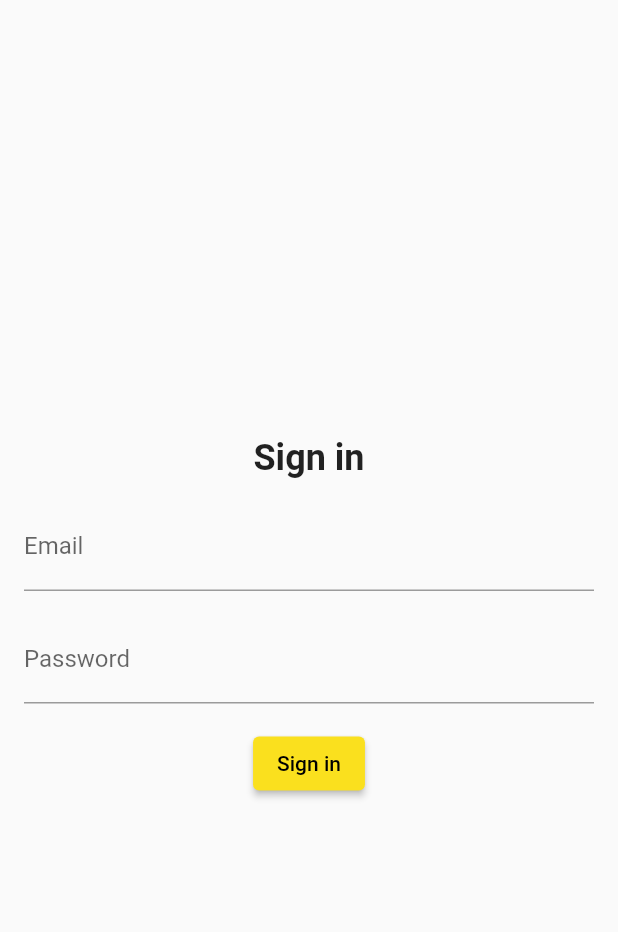
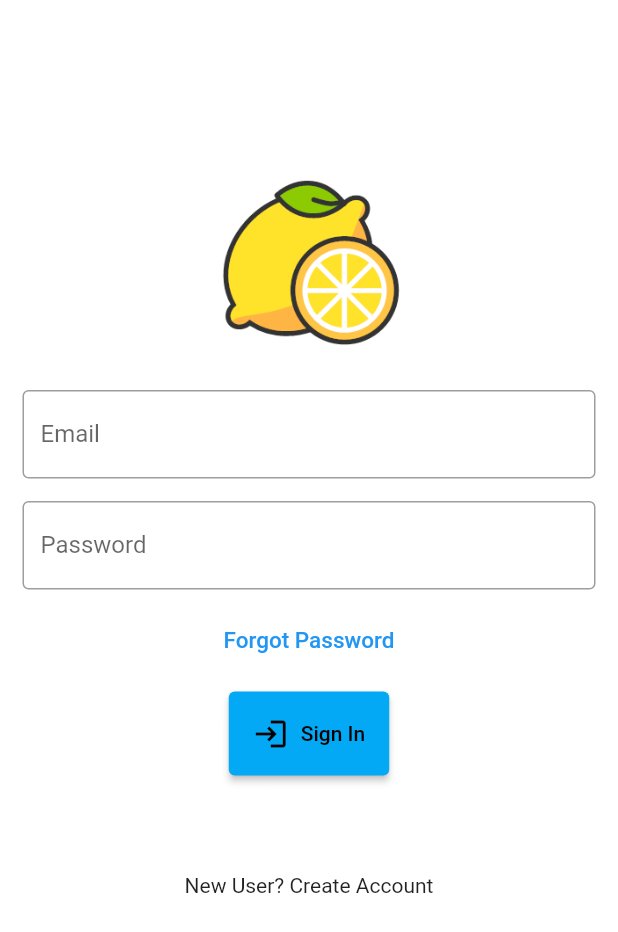
Before and after one commit to narak999/Zest, a Flutter app: the SignInScreen screen opened directly, on a phone screen of 412 x 824 dp. Shown: the top 932 px of the screen. Run offline on Flutter 3.47's test engine with Material 2 defaults, Android fonts, the phone set to English and light mode, and no system bars.

Commit message:
Third Commit

```diff
--- a/lib/screen/signinscreen.dart
+++ b/lib/screen/signinscreen.dart
@@ -1,41 +1,136 @@
 import 'package:flutter/material.dart';
+import 'package:zest/screen/forgotpasswordscreen.dart';
+import 'package:zest/screen/homescreen.dart';
 
-class SignInScreen extends StatelessWidget {
+class SignInScreen extends StatefulWidget {
   const SignInScreen({Key key}) : super(key: key);
+
+  @override
+  State<SignInScreen> createState() => _SignInScreenState ();
+}
+
+class _SignInScreenState  extends State<SignInScreen> {
+  var _isLoading = false;
+
+  void _onSubmit() {
+    setState(() => _isLoading = true);
+    Future.delayed(
+      const Duration(seconds: 2),
+          () => setState(() => {
+            _isLoading = false,
+            Navigator.push(context, _createRoute(const MyHomeScreen(title: 'Zest')))
+          }),
+    );
+  }
 
   @override
   Widget build(BuildContext context) {
     return Scaffold(
-      body: Container(
-        padding: const EdgeInsets.all(16),
+      resizeToAvoidBottomInset : false,
+      backgroundColor: Colors.white,
+      body: GestureDetector(
+        onTap: () {
+          FocusScope.of(context).requestFocus(FocusNode());
+        },
+        child: SingleChildScrollView(
+          physics: const BouncingScrollPhysics(),
+          reverse: true,
           child: Column(
-          mainAxisAlignment: MainAxisAlignment.center,
-          children: [
-            const Text(
-              'Sign in',
-              style: TextStyle(fontSize: 24, fontWeight: FontWeight.bold),
-            ),
-            const SizedBox(height: 16),
-            const TextField(
-              decoration: InputDecoration(
-                labelText: 'Email',
+            mainAxisAlignment: MainAxisAlignment.spaceBetween,
+            mainAxisSize: MainAxisSize.max,
+            children: <Widget>[
+              Padding(
+                padding: const EdgeInsets.only(top: 100.0, bottom: 10),
+                child: Center(
+                  child: SizedBox(
+                      width: 150,
+                      height: 150,
+                      child: Image.asset('assets/logo/png/lemon-29-256.png')),
                 ),
               ),
-            const SizedBox(height: 16),
-            const TextField(
-              obscureText: true,
-              decoration: InputDecoration(
-                labelText: 'Password',
+              Padding(
+                //padding: const EdgeInsets.only(left:15.0,right: 15.0,top:0,bottom: 0),
+                padding: const EdgeInsets.symmetric(horizontal: 15),
+                child: TextField(
+                  enabled: !_isLoading,
+                  decoration: const InputDecoration(
+                      border: OutlineInputBorder(),
+                      labelText: 'Email',
+                      hintText: 'Enter a Valid Email Address'),
                 ),
               ),
-            const SizedBox(height: 16),
-            ElevatedButton(
-              onPressed: () {},
-              child: const Text('Sign in'),
+              Padding(
+                padding: const EdgeInsets.only(
+                    left: 15.0, right: 15.0, top: 15, bottom: 0),
+                //padding: EdgeInsets.symmetric(horizontal: 15),
+                child: TextField(
+                  enabled: !_isLoading,
+                  obscureText: true,
+                  decoration: const InputDecoration(
+                      border: OutlineInputBorder(),
+                      labelText: 'Password',
+                      hintText: 'Enter a Secure Password'),
+                ),
+              ),
+              const SizedBox(
+                height: 10,
+              ),
+              TextButton(
+                onPressed: () {
+                  Navigator.push(context, _createRoute(const ForgotPasswordScreen()));
+                },
+                child: const Text(
+                  'Forgot Password',
+                  style: TextStyle(color: Colors.blue, fontSize: 15),
+                ),
+              ),
+              const SizedBox(
+                height: 10,
+              ),
+              ElevatedButton.icon(
+                  onPressed: _isLoading ? null : _onSubmit,
+                  style: ElevatedButton.styleFrom(backgroundColor: Colors.lightBlue ,padding: const EdgeInsets.all(16.0)),
+                  icon: _isLoading
+                      ? Container(
+                          width: 24,
+                          height: 24,
+                          padding: const EdgeInsets.all(2.0),
+                            child: const CircularProgressIndicator(
+                              color: Colors.white,
+                              strokeWidth: 3,
+                            ),
+                  )
+                      : const Icon(Icons.login),
+                  label: const Text('Sign In'),
+              ),
+              const SizedBox(
+                height: 65,
+              ),
+              const Text('New User? Create Account'),
+              Padding( // this is new
+                  padding: EdgeInsets.only(bottom: MediaQuery.of(context).viewInsets.bottom)
               ),
             ],
           ),
         ),
+      )
+    );
+  }
+
+  Route _createRoute(Widget page) {
+    return PageRouteBuilder(
+      pageBuilder: (context, animation, secondaryAnimation) => page,
+      transitionsBuilder: (context, animation, secondaryAnimation, child) {
+        const begin = Offset(0.0, 1.0);
+        const end = Offset.zero;
+        const curve = Curves.ease;
+
+        var tween = Tween(begin: begin, end: end).chain(CurveTween(curve: curve));
+        return SlideTransition(
+          position: animation.drive(tween),
+          child: child,
+        );
+      },
     );
   }
 }
--- a/lib/screen/bottomappbar.dart
+++ b/lib/screen/widget/bottomappbar.dart
@@ -1,6 +1,5 @@
 import 'package:flutter/material.dart';
 import 'package:flutter/services.dart';
-import 'package:zest/screen/transition/animationcurve.dart';
 
 class MyBottomAppBarItem {
   MyBottomAppBarItem({this.iconData, this.text, this.tooltip});
@@ -31,7 +30,7 @@ class MyBottomAppBar extends StatefulWidget {
   State<MyBottomAppBar> createState() => MyBottomAppBarState();
 }
 
-class MyBottomAppBarState extends State<MyBottomAppBar> {
+class MyBottomAppBarState extends State<MyBottomAppBar> with TickerProviderStateMixin{
   int _selectedIndex = 0;
 
   _updateIndex(int index) {
@@ -90,8 +89,7 @@ class MyBottomAppBarState extends State<MyBottomAppBar> {
             onTap: () {
               HapticFeedback.heavyImpact();
               onPressed(index);
-              widget.pageController.animateToPage(_selectedIndex, duration: const Duration(milliseconds: 500), curve: Curves.easeIn);
-              widget.pageController.jumpToPage(_selectedIndex);
+              widget.pageController.animateToPage(_selectedIndex, duration: const Duration(milliseconds: 300), curve: Curves.easeInExpo);
               },
             child: Column(
               mainAxisSize: MainAxisSize.min,
--- a/pubspec.yaml
+++ b/pubspec.yaml
@@ -59,6 +59,8 @@ flutter:
   # To add assets to your application, add an assets section, like this:
   assets:
    - assets/
+   - assets/logo/png/lemon-29-64.png
+   - assets/logo/png/lemon-29-256.png
 
   # An image asset can refer to one or more resolution-specific "variants", see
   # https://flutter.dev/assets-and-images/#resolution-aware
```
Also changed, not shown: lib/main.dart (+11 -6 lines), lib/screen/cartpage.dart (+4 -4 lines), lib/screen/forgotpasswordscreen.dart (added, +78 -0 lines), lib/screen/homepage.dart (+4 -4 lines), lib/screen/homescreen.dart (+19 -7 lines), lib/screen/menupage.dart (+4 -4 lines), lib/screen/profilepage.dart (+4 -4 lines), lib/screen/transition/animationcurve.dart (deleted, +0 -17 lines). Lines whose indentation alone changed are shown as unchanged.
